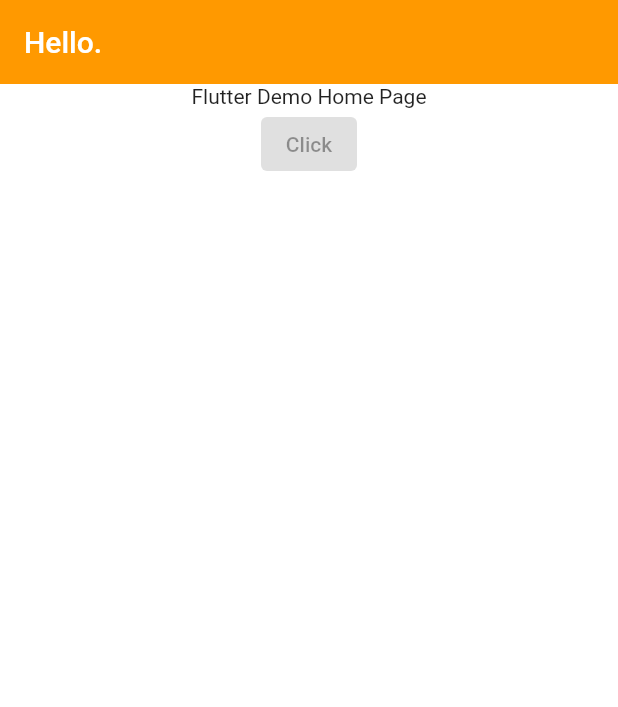
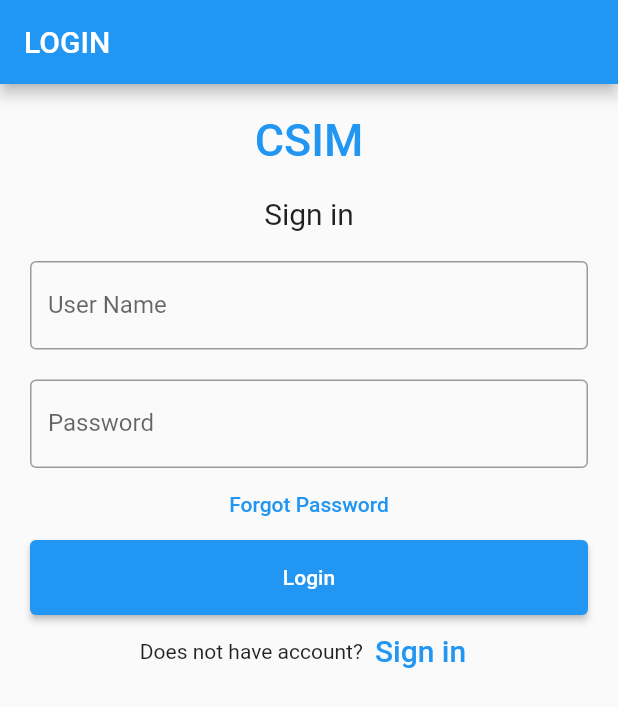
Before and after one commit to prasannakumar-23/CSIM, a Flutter app: the screen it shows after launch, on a phone screen of 412 x 824 dp. Shown: the top 707 px of the screen. Run offline on Flutter 3.47's test engine with Material 2 defaults, Android fonts, the phone set to English and light mode, and no system bars.

```diff
--- a/lib/main.dart
+++ b/lib/main.dart
@@ -1,54 +1,149 @@
+import 'dart:io';
+import 'dart:convert';
+
 import 'package:flutter/material.dart';
-import 'package:csim/constants/global_variables.dart';
-import 'package:csim/router.dart';
+import 'package:http/http.dart' as http;
 
-void main() {
-  runApp(const MyApp());
-}
+void main() => runApp(const MyApp());
 
 class MyApp extends StatelessWidget {
-  const MyApp({super.key});
+  const MyApp({Key? key}) : super(key: key);
 
-  // This widget is the root of your application.
+  static const String _title = 'CSIM';
+
   @override
   Widget build(BuildContext context) {
     return MaterialApp(
-      title: 'CSIM',
-      theme: ThemeData(
-        scaffoldBackgroundColor: GlobalVariables.backgroundColor,
-        colorScheme: const ColorScheme.light(
-          primary: GlobalVariables.secondaryColor,
-        ),
-        appBarTheme: const AppBarTheme(
-          elevation: 0,
-          iconTheme: IconThemeData(
-            color: Colors.black,
-          ),
-        ),
-      ),
-      onGenerateRoute: (settings) => generateRoute(settings),
+      title: _title,
       home: Scaffold(
-        appBar: AppBar(
-          title: const Text('Hello. '),
-        ),
-        body: Column(
-          children: [
-            const Center(
-              child: const Text(
-                'Flutter Demo Home Page',
-              ),
-            ),
-            Builder(builder: (context) {
-             return ElevatedButton(
-                  onPressed: () {
-                    Navigator.pushNamed(context, AuthScreen.routeName)
-                  },
-                  child: Text('Click'),);
-
-  }),
-          ],
-        ),
+        appBar: AppBar(title: const Text('LOGIN')),
+        body: const MyStatefulWidget(),
       ),
     );
   }
 }
+
+class MyStatefulWidget extends StatefulWidget {
+  const MyStatefulWidget({Key? key}) : super(key: key);
+
+  @override
+  State<MyStatefulWidget> createState() => _MyStatefulWidgetState();
+}
+
+class _MyStatefulWidgetState extends State<MyStatefulWidget> {
+  TextEditingController nameController = TextEditingController();
+  TextEditingController passwordController = TextEditingController();
+  static String serverResponse = 'Server response';
+
+
+  @override
+  Widget build(BuildContext context) {
+    return Padding(
+        padding: const EdgeInsets.all(10),
+        child: ListView(
+          children: <Widget>[
+            Container(
+                alignment: Alignment.center,
+                padding: const EdgeInsets.all(10),
+                child: const Text(
+                  'CSIM',
+                  style: TextStyle(
+                      color: Colors.blue,
+                      fontWeight: FontWeight.w500,
+                      fontSize: 30),
+                )),
+            Container(
+                alignment: Alignment.center,
+                padding: const EdgeInsets.all(10),
+                child: const Text(
+                  'Sign in',
+                  style: TextStyle(fontSize: 20),
+                )),
+            Container(
+              padding: const EdgeInsets.all(10),
+              child: TextField(
+                controller: nameController,
+                decoration: const InputDecoration(
+                  border: OutlineInputBorder(),
+                  labelText: 'User Name',
+                ),
+              ),
+            ),
+            Container(
+              padding: const EdgeInsets.fromLTRB(10, 10, 10, 0),
+              child: TextField(
+                obscureText: true,
+                controller: passwordController,
+                decoration: const InputDecoration(
+                  border: OutlineInputBorder(),
+                  labelText: 'Password',
+                ),
+              ),
+            ),
+            TextButton(
+              onPressed: () {
+                //forgot password screen
+              },
+              child: const Text('Forgot Password',),
+            ),
+            Container(
+                height: 50,
+                padding: const EdgeInsets.fromLTRB(10, 0, 10, 0),
+                child: ElevatedButton(
+                  child: const Text('Login'),
+                  onPressed: () {
+                    //_makeGetRequest();
+                    _makeLoginRequest(nameController.text, passwordController.text);
+                    print(nameController.text);
+                    print(passwordController.text);
+                    print(serverResponse);
+                  },
+                )
+            ),
+            Row(
+              children: <Widget>[
+                const Text('Does not have account?'),
+                TextButton(
+                  child: const Text(
+                    'Sign in',
+                    style: TextStyle(fontSize: 20),
+                  ),
+                  onPressed: () {
+                    //signup screen
+                  },
+                )
+              ],
+              mainAxisAlignment: MainAxisAlignment.center,
+            ),
+          ],
+        ));
+  }
+  _makeGetRequest() async {
+    final url = Uri.parse(_localhost()); print(url);
+    http.Response response = await http.get(url.replace(path: 'message')); print(response);print(url);
+    setState(() {
+      serverResponse = response.body;
+    }); print(serverResponse); print("2");
+  }
+
+  _makeLoginRequest(String uname, String pass) async{
+    final url = Uri.parse(_localhost());
+    http.Response response = await http.post(url.replace(path: 'login'),
+      headers: <String, String>{
+      'Content-Type': 'application/json; charset=UTF-8',
+    },
+      body: jsonEncode(<String, String>{
+        'username': uname, 'password': pass
+      }),);
+    setState(() {
+      serverResponse = response.body;
+    }); print(serverResponse);
+  }
+
+  String _localhost() {
+    if (Platform.isAndroid)
+      return 'http://10.0.2.2:3000';
+    else // for iOS simulator
+      return 'http://localhost:3000';
+  }
+}
--- a/pubspec.yaml
+++ b/pubspec.yaml
@@ -40,6 +40,7 @@ dependencies:
 dev_dependencies:
   flutter_test:
     sdk: flutter
+  http: ^0.13.5
 
   # The "flutter_lints" package below contains a set of recommended lints to
   # encourage good coding practices. The lint set provided by the package is
```
Also changed, not shown: pubspec.lock, 2 other files.
